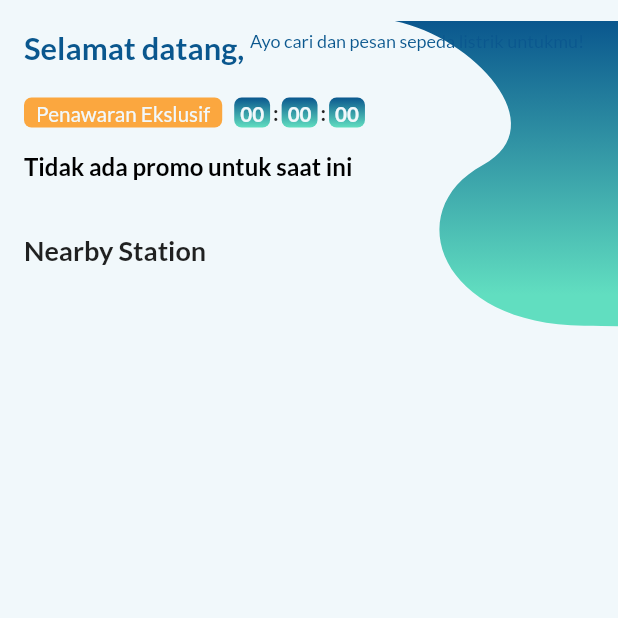
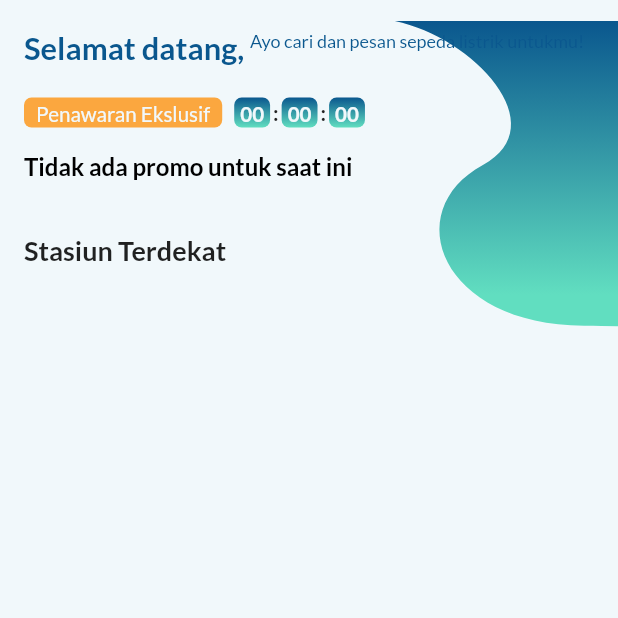
Before and after one commit to myxzlpltk/rental-sepeda-flutter, a Flutter app: the DashboardPage screen opened by its route, on a phone screen of 412 x 824 dp, the top half of it. Run offline on Flutter 3.47's test engine with Material 2 defaults, Android fonts, the phone set to English and light mode, and no system bars; our stand-ins replace cloud_firestore, currency_text_input_formatter, equatable, firebase_auth, firebase_core, firebase_storage and 12 more; missing offline and left inert: geoflutterfire2, launch_review, paginate_firestore; accounts and stored records are empty.

Commit message:
booking page

```diff
--- a/lib/commons/routes.dart
+++ b/lib/commons/routes.dart
@@ -1,4 +1,5 @@
 import 'package:flutter/material.dart';
+import 'package:rental_sepeda_flutter/models/station_model.dart';
 import 'package:rental_sepeda_flutter/pages/auth/login_page.dart';
 import 'package:rental_sepeda_flutter/pages/auth/register_page.dart';
 import 'package:rental_sepeda_flutter/pages/bike/checkout_page.dart';
@@ -46,7 +47,11 @@ Route<dynamic>? generateRoute(RouteSettings settings) {
     case Routes.search:
       return MaterialPageRoute(builder: (_) => SearchPage());
     case Routes.station:
-      return MaterialPageRoute(builder: (_) => StationPage(id: 1));
+      if (arguments is Station) {
+        return MaterialPageRoute(
+            builder: (_) => StationPage(station: arguments));
+      }
+      break;
     case Routes.checkout:
       return MaterialPageRoute(builder: (_) => CheckoutPage());
     case Routes.loading:
--- a/lib/components/station_card.dart
+++ b/lib/components/station_card.dart
@@ -19,7 +19,7 @@ class StationCard extends StatelessWidget {
           Navigator.pushNamed(
             context,
             Routes.station,
-            arguments: {'id': station.id},
+            arguments: station,
           );
         },
         child: Column(
--- a/lib/components/station_card_horizontal.dart
+++ b/lib/components/station_card_horizontal.dart
@@ -19,8 +19,11 @@ class StationCardHorizontal extends StatelessWidget {
       elevation: 1,
       child: InkWell(
         onTap: () {
-          Navigator.pushNamed(context, Routes.station,
-              arguments: {'id': station.id});
+          Navigator.pushNamed(
+            context,
+            Routes.station,
+            arguments: station,
+          );
         },
         child: Row(
           mainAxisSize: MainAxisSize.min,
--- a/lib/pages/home/home_page.dart
+++ b/lib/pages/home/home_page.dart
@@ -4,6 +4,7 @@ import 'package:flutter_svg/flutter_svg.dart';
 import 'package:provider/provider.dart';
 import 'package:rental_sepeda_flutter/commons/constants.dart';
 import 'package:rental_sepeda_flutter/commons/routes.dart';
+import 'package:rental_sepeda_flutter/commons/utils.dart';
 import 'package:rental_sepeda_flutter/components/countdown.dart';
 import 'package:rental_sepeda_flutter/components/custom_button.dart';
 import 'package:rental_sepeda_flutter/components/station_card.dart';
@@ -140,7 +141,7 @@ class HomePage extends StatelessWidget {
                       ),
                     ),
                     SizedBox(width: 8),
-                    Countdown(dateTime: state.promo!.expiredAt!),
+                    Countdown(dateTime: state.promo!.promo.expiredAt!),
                   ],
                 ),
                 SizedBox(height: 10),
@@ -173,7 +174,7 @@ class HomePage extends StatelessWidget {
                     ),
                     SizedBox(width: 4),
                     Text(
-                      "IDR 30.000/hour",
+                      "${toIDR(state.promo!.specs.price)}/hari",
                       style: bodyText1Style.copyWith(
                         decoration: TextDecoration.lineThrough,
                       ),
@@ -185,14 +186,14 @@ class HomePage extends StatelessWidget {
                   children: [
                     SizedBox(width: 18),
                     Text(
-                      "IDR 20.000/hour",
+                      "${toIDR(state.promo!.discountPrice)}/hari",
                       style: bodyText2Style.copyWith(fontSize: 14),
                     ),
                   ],
                 ),
                 SizedBox(height: 2),
                 CustomButton(
-                  text: "Book Now",
+                  text: "Pesan Sekarang",
                   onPressed: () {
                     Navigator.pushNamed(context, Routes.checkout);
                   },
@@ -201,10 +202,10 @@ class HomePage extends StatelessWidget {
             ),
             Spacer(),
             Image(
-              image: true
-                  ? AssetImage('assets/image/cycle.png')
-                  : NetworkImage(state.promo!.photoURL)
-                      as ImageProvider<Object>,
+              image: (state.promo!.specs.photoURL.isEmpty
+                      ? AssetImage('assets/image/cycle.png')
+                      : NetworkImage(state.promo!.specs.photoURL))
+                  as ImageProvider<Object>,
               width: 101,
               height: 115,
             ),
@@ -222,7 +223,7 @@ class HomePage extends StatelessWidget {
         Padding(
           padding: EdgeInsets.symmetric(horizontal: 16),
           child: Text(
-            "Nearby Station",
+            "Stasiun Terdekat",
             style: TextStyle(
               fontSize: 18,
               fontWeight: FontWeight.w700,
```
Also changed, not shown: lib/models/station_model.dart (+49 -6 lines), lib/pages/station/station_page.dart (+57 -37 lines).
